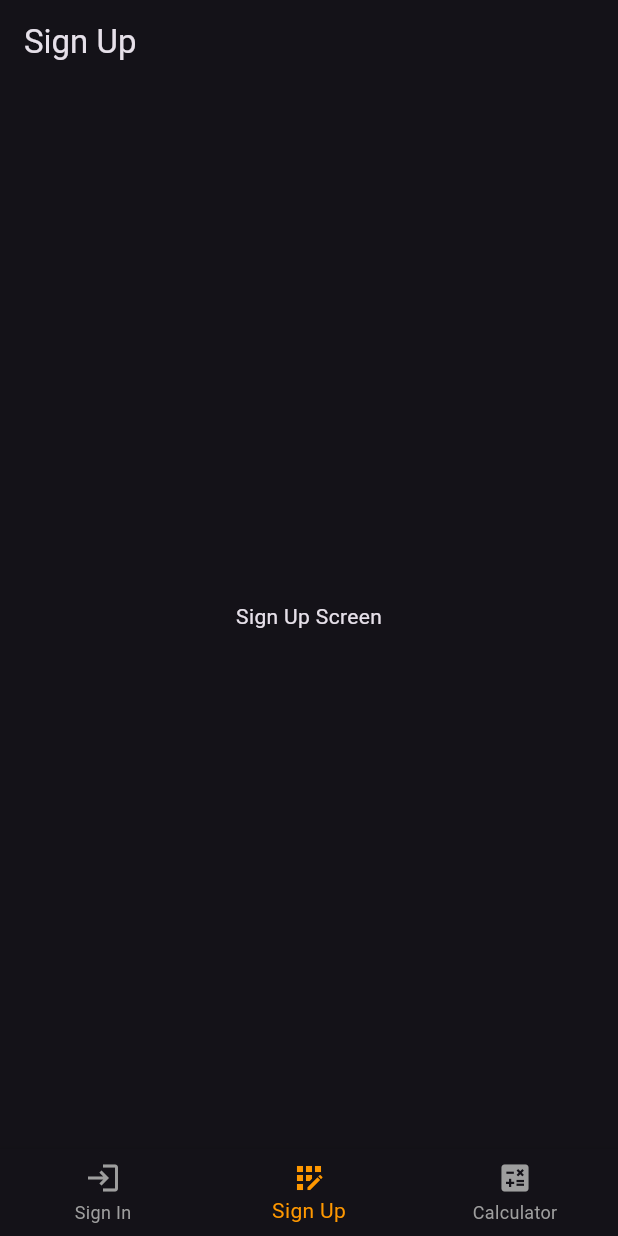
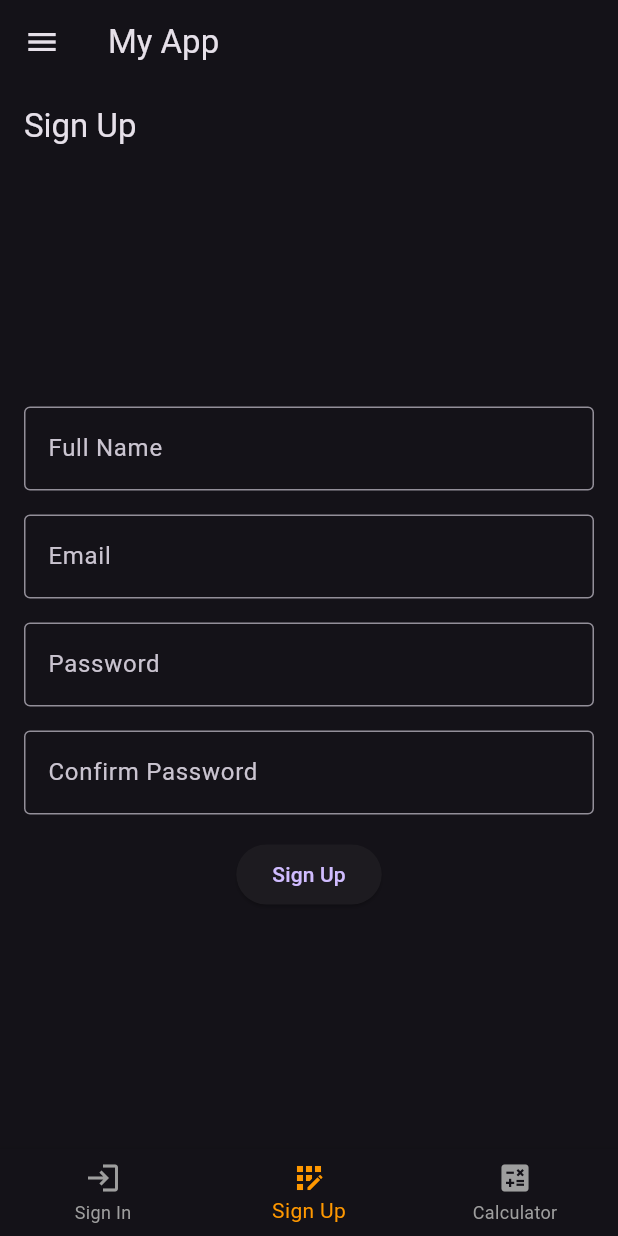
Before and after one commit to PierreKas/MobileProgramming, a Flutter app: the screen it shows after launch, item 2 of the bottom bar chosen, on a phone screen of 412 x 824 dp. Run offline on Flutter 3.47's test engine with Material 3 defaults, Android fonts, the phone set to English and light mode, and no system bars.

Commit message:
assignment2

```diff
--- a/assignment2/lib/pages/home.dart
+++ b/assignment2/lib/pages/home.dart
@@ -23,6 +23,58 @@ class _HomePageState extends State<HomePage> {
   @override
   Widget build(BuildContext context) {
     return Scaffold(
+      appBar: AppBar(
+        title: Text('My App'),
+      ),
+      drawer: Drawer(
+        child: ListView(
+          padding: EdgeInsets.zero,
+          children: <Widget>[
+            DrawerHeader(
+              decoration: BoxDecoration(
+                color: Colors.blue,
+              ),
+              child: Text(
+                'Navigation Menu',
+                style: TextStyle(
+                  color: Colors.white,
+                  fontSize: 24,
+                ),
+              ),
+            ),
+            ListTile(
+              leading: Icon(Icons.login),
+              title: Text('Sign In'),
+              onTap: () {
+                setState(() {
+                  _currentIndex = 0;
+                });
+                Navigator.pop(context); // close the drawer
+              },
+            ),
+            ListTile(
+              leading: Icon(Icons.app_registration),
+              title: Text('Sign Up'),
+              onTap: () {
+                setState(() {
+                  _currentIndex = 1;
+                });
+                Navigator.pop(context); // close the drawer
+              },
+            ),
+            ListTile(
+              leading: Icon(Icons.calculate),
+              title: Text('Calculator'),
+              onTap: () {
+                setState(() {
+                  _currentIndex = 2;
+                });
+                Navigator.pop(context); // close the drawer
+              },
+            ),
+          ],
+        ),
+      ),
       body: _screens[_currentIndex],
       bottomNavigationBar: BottomNavigationBar(
         currentIndex: _currentIndex,
--- a/assignment2/lib/pages/signup.dart
+++ b/assignment2/lib/pages/signup.dart
@@ -7,10 +7,51 @@ class SignUpScreen extends StatelessWidget {
   Widget build(BuildContext context) {
     return Scaffold(
       appBar: AppBar(
-        title: Text('Sign Up'),
+        title: const Text('Sign Up'),
       ),
-      body: Center(
-        child: Text('Sign Up Screen'),
+      body: Padding(
+        padding: const EdgeInsets.all(16.0),
+        child: Column(
+          mainAxisAlignment: MainAxisAlignment.center,
+          children: [
+            TextField(
+              decoration: InputDecoration(
+                border: OutlineInputBorder(),
+                labelText: 'Full Name',
+              ),
+            ),
+            const SizedBox(height: 16),
+            TextField(
+              decoration: InputDecoration(
+                border: OutlineInputBorder(),
+                labelText: 'Email',
+              ),
+            ),
+            const SizedBox(height: 16),
+            TextField(
+              obscureText: true,
+              decoration: InputDecoration(
+                border: OutlineInputBorder(),
+                labelText: 'Password',
+              ),
+            ),
+            const SizedBox(height: 16),
+            TextField(
+              obscureText: true,
+              decoration: InputDecoration(
+                border: OutlineInputBorder(),
+                labelText: 'Confirm Password',
+              ),
+            ),
+            const SizedBox(height: 16),
+            ElevatedButton(
+              onPressed: () {
+                // Handle sign-up action
+              },
+              child: const Text('Sign Up'),
+            ),
+          ],
+        ),
       ),
     );
   }
```
Also changed, not shown: assignment2/lib/pages/signin.dart (+35 -3 lines).
